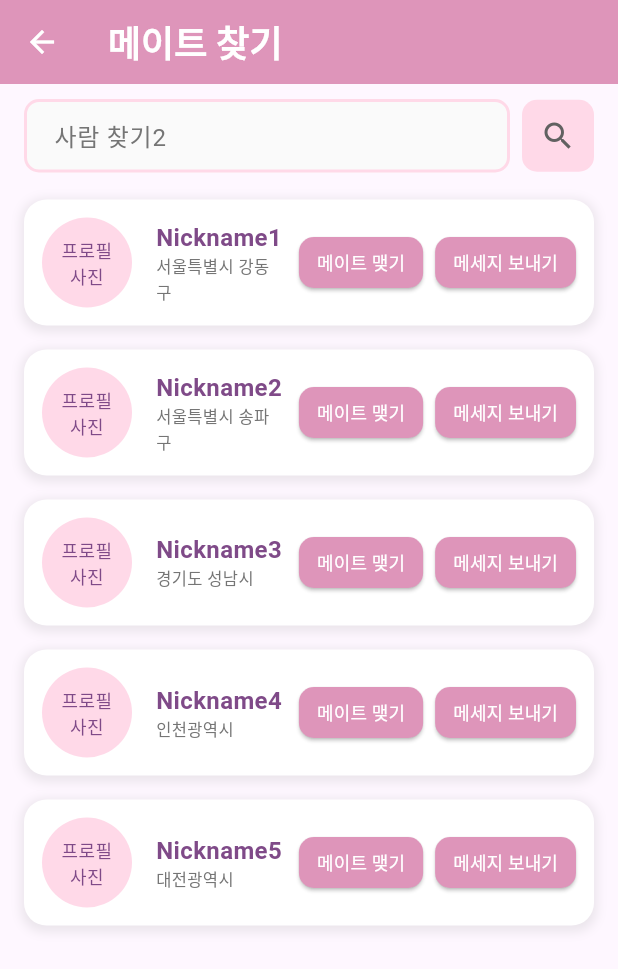
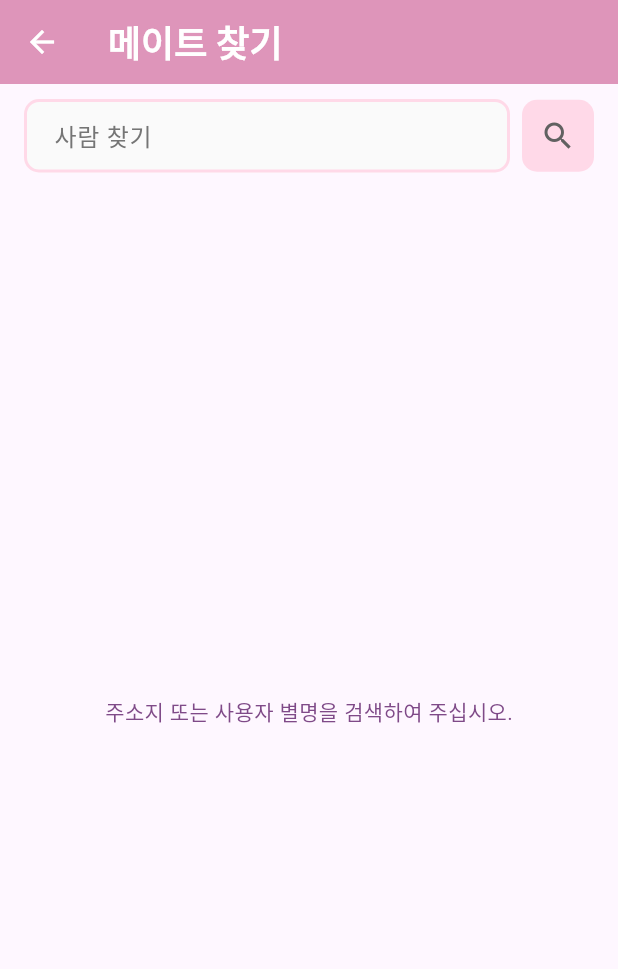
Before and after one commit to shiroHSG/Pium, a Flutter app: the PeopleSearchPage screen opened directly, after a tap on the "search" icon, on a phone screen of 412 x 824 dp. Shown: the top 969 px of the screen. Run offline on Flutter 3.47's test engine with Material 3 defaults, Android fonts, the light colour scheme and no system bars; our stand-ins replace flutter_secure_storage, image_picker, shared_preferences, webview_flutter; missing offline and left inert: stomp_dart_client; accounts and stored records are empty; Roboto replaces fonts that are missing (Jua).

Commit message:
tdchoi_backUp

```diff
--- /dev/null
+++ b/backend_spring/src/main/frontend_flutter/lib/models/people_search/member_entry.dart
@@ -0,0 +1,22 @@
+class Member {
+  final int id;
+  final String nickname;
+  final String address;
+  final String? profileImageUrl;
+
+  Member({
+    required this.id,
+    required this.nickname,
+    required this.address,
+    this.profileImageUrl,
+  });
+
+  factory Member.fromJson(Map<String, dynamic> json) {
+    return Member(
+      id: json['id'],
+      nickname: json['nickname'],
+      address: json['address'],
+      profileImageUrl: json['profileImageUrl'],
+    );
+  }
+}
--- a/backend_spring/src/main/frontend_flutter/lib/pages/search/people_search_page.dart
+++ b/backend_spring/src/main/frontend_flutter/lib/pages/search/people_search_page.dart
@@ -1,6 +1,6 @@
 // lib/pages/search/people_search_page.dart
 import 'package:flutter/material.dart';
-import 'package:frontend_flutter/theme/app_theme.dart';
+import 'package:frontend_flutter/models/people_search/member_api.dart';
 import 'package:frontend_flutter/screens/search/people_search_page_ui.dart';
 
 class PeopleSearchPage extends StatefulWidget {
@@ -12,30 +12,21 @@ class PeopleSearchPage extends StatefulWidget {
 
 class _PeopleSearchPageState extends State<PeopleSearchPage> {
   final TextEditingController _searchController = TextEditingController();
+  List<Map<String, String>> _searchResults = [];
 
-  // 더미 데이터 (실제로는 API에서 받아올 데이터)
-  final List<Map<String, String>> _users = [
-    {
-      'nickname': 'Nickname1',
-      'location': '서울특별시 강동구',
-    },
-    {
-      'nickname': 'Nickname2',
-      'location': '서울특별시 송파구',
-    },
-    {
-      'nickname': 'Nickname3',
-      'location': '경기도 성남시',
-    },
-    {
-      'nickname': 'Nickname4',
-      'location': '인천광역시',
-    },
-    {
-      'nickname': 'Nickname5',
-      'location': '대전광역시',
-    },
-  ];
+  void _updateSearchResults(List<Map<String, String>> results) {
+    setState(() {
+      _searchResults = results;
+    });
+  }
+
+  void _handleMateButton(String nickname) {
+    print('메이트 맺기: \$nickname');
+  }
+
+  void _handleMessageButton(String nickname) {
+    print('메세지 보내기: \$nickname');
+  }
 
   @override
   void dispose() {
@@ -43,39 +34,27 @@ class _PeopleSearchPageState extends State<PeopleSearchPage> {
     super.dispose();
   }
 
-  void _handleSearch() {
-    // TODO: 검색 기능 구현
-    print('검색어: ${_searchController.text}');
-  }
-
-  void _handleMateButton(String nickname) {
-    print('메이트 맺기 버튼 클릭: $nickname');
-    // TODO: 메이트 맺기 로직
-  }
-
-  void _handleMessageButton(String nickname) {
-    print('메세지 보내기 버튼 클릭: $nickname');
-    // TODO: 메세지 보내기 로직
-  }
-
   @override
   Widget build(BuildContext context) {
     return Scaffold(
       appBar: AppBar(
         title: const Text('메이트 찾기'),
-        backgroundColor: AppTheme.primaryPurple,
       ),
       body: Column(
         children: [
           PeopleSearchInput(
             searchController: _searchController,
-            onSearchPressed: _handleSearch,
+            onSearchResults: _updateSearchResults,
           ),
           Expanded(
-            child: ListView.builder(
-              itemCount: _users.length,
+            child: _searchController.text.isEmpty
+                ? const Center(child: Text('주소지 또는 사용자 별명을 검색하여 주십시오.'))
+                : _searchResults.isEmpty
+                ? const Center(child: Text('검색 결과가 없습니다.'))
+                : ListView.builder(
+              itemCount: _searchResults.length,
               itemBuilder: (context, index) {
-                final user = _users[index];
+                final user = _searchResults[index];
                 return PeopleSearchResultItem(
                   user: user,
                   onMateButtonPressed: () => _handleMateButton(user['nickname']!),
--- a/backend_spring/src/main/frontend_flutter/lib/screens/search/people_search_page_ui.dart
+++ b/backend_spring/src/main/frontend_flutter/lib/screens/search/people_search_page_ui.dart
@@ -1,15 +1,36 @@
 import 'package:flutter/material.dart';
 import 'package:frontend_flutter/theme/app_theme.dart';
+import 'package:frontend_flutter/models/people_search/member_api.dart';
 
 class PeopleSearchInput extends StatelessWidget {
   final TextEditingController searchController;
-  final VoidCallback onSearchPressed;
+  final Function(List<Map<String, String>>) onSearchResults;
 
   const PeopleSearchInput({
     Key? key,
     required this.searchController,
-    required this.onSearchPressed,
+    required this.onSearchResults,
   }) : super(key: key);
+
+  Future<void> _performSearch() async {
+    final query = searchController.text.trim();
+    if (query.isEmpty) {
+      onSearchResults([]);
+      return;
+    }
+
+    try {
+      final results = await MemberApi.searchMembers(query);
+      onSearchResults(results.map((member) => {
+        'nickname': member.nickname,
+        'location': member.address,
+        'profileImageUrl': member.profileImageUrl ?? '',
+      }).toList());
+    } catch (e) {
+      print('검색 실패: $e');
+      onSearchResults([]);
+    }
+  }
 
   @override
   Widget build(BuildContext context) {
@@ -20,8 +41,9 @@ class PeopleSearchInput extends StatelessWidget {
           Expanded(
             child: TextField(
               controller: searchController,
+              onSubmitted: (_) => _performSearch(),
               decoration: InputDecoration(
-                hintText: '사람 찾기2',
+                hintText: '사람 찾기',
                 hintStyle: TextStyle(color: Colors.grey[600]),
                 border: OutlineInputBorder(
                   borderRadius: BorderRadius.circular(10.0),
@@ -29,15 +51,18 @@ class PeopleSearchInput extends StatelessWidget {
                 ),
                 enabledBorder: OutlineInputBorder(
                   borderRadius: BorderRadius.circular(10.0),
-                  borderSide: const BorderSide(color: AppTheme.lightPink, width: 2.0),
+                  borderSide:
+                  const BorderSide(color: AppTheme.lightPink, width: 2.0),
                 ),
                 focusedBorder: OutlineInputBorder(
                   borderRadius: BorderRadius.circular(10.0),
-                  borderSide: const BorderSide(color: AppTheme.primaryPurple, width: 2.0),
+                  borderSide:
+                  const BorderSide(color: AppTheme.primaryPurple, width: 2.0),
                 ),
                 filled: true,
                 fillColor: Colors.grey[50],
-                contentPadding: const EdgeInsets.symmetric(horizontal: 16, vertical: 12),
+                contentPadding:
+                const EdgeInsets.symmetric(horizontal: 16, vertical: 12),
               ),
             ),
           ),
@@ -48,8 +73,8 @@ class PeopleSearchInput extends StatelessWidget {
               borderRadius: BorderRadius.circular(10.0),
             ),
             child: IconButton(
-              icon: Icon(Icons.search, color: Colors.grey[700]), // 검색 아이콘 색상
-              onPressed: onSearchPressed,
+              icon: Icon(Icons.search, color: Colors.grey[700]),
+              onPressed: _performSearch,
             ),
           ),
         ],
@@ -59,7 +84,7 @@ class PeopleSearchInput extends StatelessWidget {
 }
 
 class PeopleSearchResultItem extends StatelessWidget {
-  final Map<String, String> user;
+  final Map<String, dynamic> user;
   final VoidCallback onMateButtonPressed;
   final VoidCallback onMessageButtonPressed;
 
@@ -77,7 +102,7 @@ class PeopleSearchResultItem extends StatelessWidget {
       child: Container(
         padding: const EdgeInsets.all(12.0),
         decoration: BoxDecoration(
-          color: Colors.white, // 카드 배경색
+          color: Colors.white,
           borderRadius: BorderRadius.circular(15.0),
           boxShadow: [
             BoxShadow(
@@ -90,14 +115,24 @@ class PeopleSearchResultItem extends StatelessWidget {
         ),
         child: Row(
           children: [
+            // 프로필 이미지
             Container(
               width: 60,
               height: 60,
               decoration: BoxDecoration(
-                color: AppTheme.lightPink, // 프로필 사진 배경색
                 shape: BoxShape.circle,
+                color: AppTheme.lightPink,
+                image: user['profileImageUrl'] != null &&
+                    user['profileImageUrl'].toString().isNotEmpty
+                    ? DecorationImage(
+                  image: NetworkImage(user['profileImageUrl']),
+                  fit: BoxFit.cover,
+                )
+                    : null,
               ),
-              child: const Center(
+              child: user['profileImageUrl'] == null ||
+                  user['profileImageUrl'].toString().isEmpty
+                  ? const Center(
                 child: Text(
                   '프로필\n사진',
                   textAlign: TextAlign.center,
@@ -106,23 +141,25 @@ class PeopleSearchResultItem extends StatelessWidget {
                     fontSize: 12,
                   ),
                 ),
-              ),
+              )
+                  : null,
             ),
             const SizedBox(width: 16),
+            // 닉네임 + 주소
             Expanded(
               child: Column(
                 crossAxisAlignment: CrossAxisAlignment.start,
                 children: [
                   Text(
-                    user['nickname']!,
-                    style: TextStyle(
+                    user['nickname'] ?? '',
+                    style: const TextStyle(
                       fontSize: 16,
                       fontWeight: FontWeight.bold,
                       color: AppTheme.textPurple,
                     ),
                   ),
                   Text(
-                    user['location']!,
+                    user['location'] ?? '',
                     style: TextStyle(
                       fontSize: 11,
                       color: Colors.grey[600],
@@ -132,10 +169,11 @@ class PeopleSearchResultItem extends StatelessWidget {
               ),
             ),
             const SizedBox(width: 10),
+            // 버튼 2개
             ElevatedButton(
               onPressed: onMateButtonPressed,
               style: ElevatedButton.styleFrom(
-                backgroundColor: AppTheme.primaryPurple, // 메이트 맺기 버튼 배경색
+                backgroundColor: AppTheme.primaryPurple,
                 foregroundColor: Colors.white,
                 shape: RoundedRectangleBorder(
                   borderRadius: BorderRadius.circular(10.0),
@@ -149,7 +187,7 @@ class PeopleSearchResultItem extends StatelessWidget {
             ElevatedButton(
               onPressed: onMessageButtonPressed,
               style: ElevatedButton.styleFrom(
-                backgroundColor: AppTheme.primaryPurple, // 메시지 보내기 버튼 배경색
+                backgroundColor: AppTheme.primaryPurple,
                 foregroundColor: Colors.white,
                 shape: RoundedRectangleBorder(
                   borderRadius: BorderRadius.circular(10.0),
```
Also changed, not shown: backend_spring/src/main/frontend_flutter/lib/models/people_search/member_api.dart (added, +37 -0 lines), backend_spring/uploads/chatrooms/42dc0dce-c484-49b2-ad38-973aac474db7.png (added), backend_spring/uploads/children/0e9ef126-69a7-4476-b6cd-4c8da66889a2.jpg (added), backend_spring/uploads/children/6056e7fc-f9d9-4393-bbda-324b265fb3b2.jpg (added), backend_spring/uploads/diaries/470c03d7-4f04-4989-8afb-5e0e6e08a06e.jpg (added), backend_spring/uploads/diaries/5cf70423-9acb-441a-9906-4734e7cc79fb.png (added), 5 other files.
